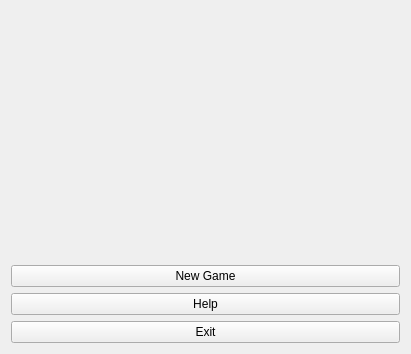
First picture: the form in forms/main_menu.ui, repository tuxflo/Memory_Qt_GUI, before the edit.
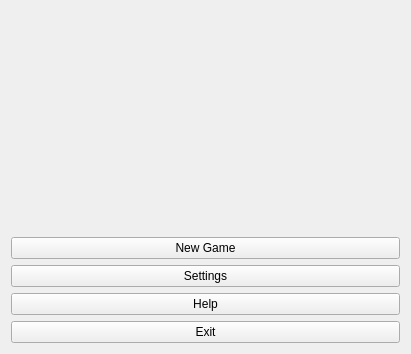
Second picture: the form after the edit.

```diff
--- a/forms/main_menu.ui
+++ b/forms/main_menu.ui
@@ -25,6 +25,13 @@
          </property>
         </widget>
        </item>
+       <item>
+        <widget class="QPushButton" name="settings_button">
+         <property name="text">
+          <string>Settings</string>
+         </property>
+        </widget>
+       </item>
        <item>
         <widget class="QPushButton" name="Help_button">
          <property name="text">
```
